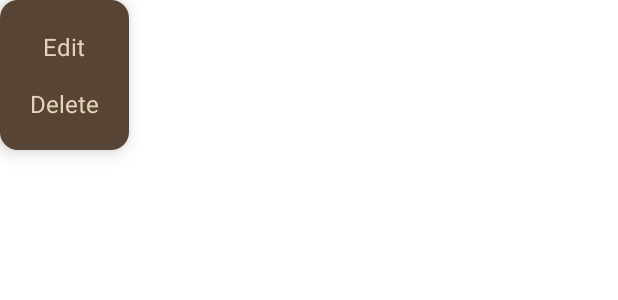
After one commit to DakotaOlha/BookVoyager, an Android app: the layout custom_dots_menu.xml on its own in the app's theme, with its tools: preview values and no code run, on a phone screen of 412 x 824 dp. The commit adds this screen. Shown: the top 300 px of the screen. Run offline under Robolectric (Android 15) with nearby library versions, the phone set to English and light mode, and no system bars.

Commit message:
Change pop menu

```diff
--- a/app/src/main/java/com/example/bookvoyager/MainMenuActivity.java
+++ b/app/src/main/java/com/example/bookvoyager/MainMenuActivity.java
@@ -72,7 +72,7 @@ public class MainMenuActivity extends AppCompatActivity {
         });
 
         BottomNavigationView navView = findViewById(R.id.bottomNavigationView);
-        Menu menu =  navView.getMenu();
+        Menu menu = navView.getMenu();
         setupIconSize(menu.findItem(R.id.ViewBooks), R.drawable.my_book_icon, 40, 40);
         setupIconSize(menu.findItem(R.id.ViewAnalytics), R.drawable.main_search_icon, 34, 34);
         setupIconSize(menu.findItem(R.id.ViewMaps), R.drawable.map_iocn, 42, 34);
--- /dev/null
+++ b/app/src/main/res/layout/custom_dots_menu.xml
@@ -0,0 +1,30 @@
+<?xml version="1.0" encoding="utf-8"?>
+<LinearLayout xmlns:android="http://schemas.android.com/apk/res/android"
+    android:id="@+id/popup_layout"
+    android:layout_width="wrap_content"
+    android:layout_height="wrap_content"
+    android:orientation="vertical"
+    android:background="@drawable/popup_background"
+    android:padding="12dp"
+    android:elevation="8dp"
+    android:gravity="center">
+
+    <TextView
+        android:id="@+id/menu_edit"
+        android:text="Edit"
+        android:layout_width="wrap_content"
+        android:layout_height="wrap_content"
+        android:textColor="@color/Background"
+        android:textAppearance="?attr/textAppearanceListItem"
+        android:padding="8dp" />
+
+    <TextView
+        android:id="@+id/menu_del"
+        android:text="Delete"
+        android:layout_width="wrap_content"
+        android:layout_height="wrap_content"
+        android:textColor="@color/Background"
+        android:textAppearance="?attr/textAppearanceListItem"
+        android:padding="8dp" />
+
+</LinearLayout>
--- a/app/src/main/res/menu/book_popup_menu.xml
+++ b/app/src/main/res/menu/book_popup_menu.xml
@@ -1,9 +1,9 @@
 <?xml version="1.0" encoding="utf-8"?>
 <menu xmlns:android="http://schemas.android.com/apk/res/android">
     <item
-        android:id="@+id/menu_edit"
+        android:id="@+id/menu_editing"
         android:title="Edit" />
     <item
-        android:id="@+id/menu_del"
+        android:id="@+id/menu_delete"
         android:title="Delete" />
 </menu>
```
